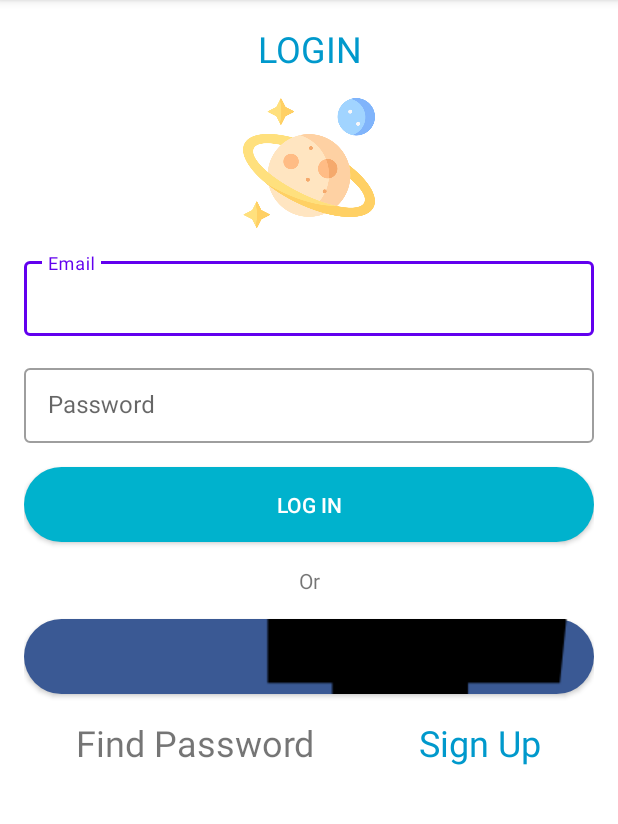
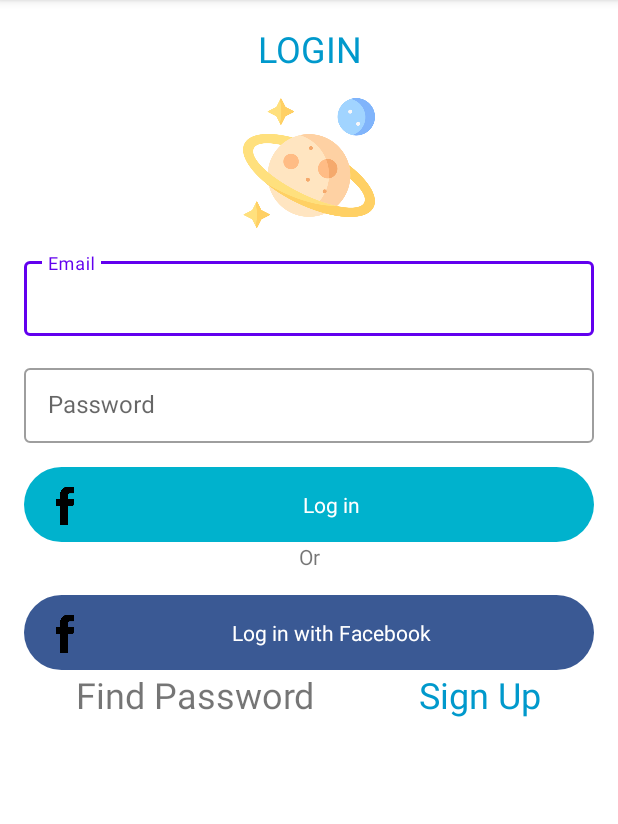
Before and after one commit to from-minju/Algorithm-Study, an Android app: the screen it shows after launch (MainActivity), on a phone screen of 412 x 824 dp, the part 84-908 px from its top. Run offline under Robolectric (Android 15) with nearby library versions, the phone set to English and light mode, and no system bars.

Commit message:
login gui2

```diff
--- /dev/null
+++ b/Android/MyApplication1/app/src/main/res/drawable/left_btn_facebook.xml
@@ -0,0 +1,4 @@
+<?xml version="1.0" encoding="utf-8"?>
+<selector xmlns:android="http://schemas.android.com/apk/res/android">
+
+</selector>
--- a/Android/MyApplication1/app/src/main/res/layout/activity_login.xml
+++ b/Android/MyApplication1/app/src/main/res/layout/activity_login.xml
@@ -1,6 +1,5 @@
 <?xml version="1.0" encoding="utf-8"?>
 <LinearLayout xmlns:android="http://schemas.android.com/apk/res/android"
-    xmlns:app="http://schemas.android.com/apk/res-auto"
     android:orientation="vertical"
     android:layout_width="match_parent"
     android:layout_height="match_parent"
@@ -13,21 +12,20 @@
         android:id="@+id/textView"
         android:layout_width="match_parent"
         android:layout_height="wrap_content"
-        android:layout_gravity="center"
         android:gravity="center"
-        android:text="LOGIN"
         android:textColor="@android:color/holo_blue_dark"
         android:textSize="24sp"
         android:layout_marginBottom="16dp"
+        android:text="LOGIN"
         />
 
     <ImageView
         android:id="@+id/imageView"
         android:layout_width="match_parent"
         android:layout_height="88dp"
-        android:layout_gravity="center"
         android:background="@null"
         android:src="@drawable/planet"
+        android:layout_gravity="center"
         android:layout_marginBottom="16dp"
         />
 
@@ -35,8 +33,7 @@
         style = "@style/Widget.MaterialComponents.TextInputLayout.OutlinedBox"
         android:layout_width="match_parent"
         android:layout_height="wrap_content"
-        android:layout_marginBottom="16dp"
-        >
+        android:layout_marginBottom="16dp">
         <com.google.android.material.textfield.TextInputEditText
             android:layout_width="match_parent"
             android:layout_height="50dp"
@@ -51,8 +48,7 @@
         style = "@style/Widget.MaterialComponents.TextInputLayout.OutlinedBox"
         android:layout_width="match_parent"
         android:layout_height="wrap_content"
-        android:layout_marginBottom="16dp"
-        >
+        android:layout_marginBottom="16dp">
         <com.google.android.material.textfield.TextInputEditText
             android:layout_width="match_parent"
             android:layout_height="50dp"
@@ -61,41 +57,95 @@
         </com.google.android.material.textfield.TextInputEditText>
     </com.google.android.material.textfield.TextInputLayout>
 
-<!--    <EditText-->
-<!--        android:layout_width="match_parent"-->
-<!--        android:hint="Email"-->
-<!--        android:layout_height="50dp"></EditText>-->
-
-<!--    <EditText-->
-<!--        android:layout_width="match_parent"-->
-<!--        android:hint="Password"-->
-<!--        android:layout_height="50dp"></EditText>-->
-
-    <android.widget.Button
+    <LinearLayout
         android:layout_width="match_parent"
         android:layout_height="50dp"
+        android:orientation="horizontal"
+        android:gravity="center"
         android:background="@drawable/bin_blue"
-        android:textColor="#ffffff"
-        android:layout_marginBottom="16dp"
-        android:text="log in">
-    </android.widget.Button>
+        android:paddingLeft="12dp"
+        android:paddingRight="12dp"
+        android:clickable="true"
+        >
+
+        <ImageView
+            android:layout_width="30dp"
+            android:layout_height="30dp"
+            android:background="@null"
+            android:src="@drawable/icon_facebook"
+            android:gravity="center"
+            >
+        </ImageView>
+
+        <TextView
+            android:layout_width="match_parent"
+            android:layout_height="50dp"
+            android:textColor="#ffffff"
+            android:stateListAnimator="@null"
+            android:layout_gravity="center"
+            android:gravity="center"
+            android:text="Log in">
+        </TextView>
+
+    </LinearLayout>
+
+<!--    <android.widget.Button-->
+<!--        android:layout_width="match_parent"-->
+<!--        android:layout_height="50dp"-->
+<!--        android:background="@drawable/bin_blue"-->
+<!--        android:textColor="#ffffff"-->
+<!--        android:layout_marginBottom="16dp"-->
+<!--        android:text="log in">-->
+<!--    </android.widget.Button>-->
 
     <TextView
         android:layout_width="match_parent"
         android:layout_height="wrap_content"
+        android:layout_marginBottom="16dp"
         android:gravity="center"
-        android:layout_marginBottom="16dp"
         android:text="Or">
     </TextView>
 
-    <android.widget.Button
+    <LinearLayout
         android:layout_width="match_parent"
         android:layout_height="50dp"
-        android:layout_marginBottom="16dp"
+        android:orientation="horizontal"
+        android:gravity="center"
         android:background="@drawable/bin_darkblue"
-        android:drawableLeft="@drawable/icon_facebook"
-        android:text="Log in with Facebook"
-        android:textColor="#ffffff"></android.widget.Button>
+        android:paddingLeft="12dp"
+        android:paddingRight="12dp"
+        android:clickable="true"
+        android:weightSum="1">
+
+        <ImageView
+            android:layout_width="30dp"
+            android:layout_height="30dp"
+            android:background="@null"
+            android:src="@drawable/icon_facebook"
+            android:gravity="center"
+            >
+        </ImageView>
+
+        <TextView
+            android:layout_width="0dp"
+            android:layout_height="50dp"
+            android:textColor="#ffffff"
+            android:layout_gravity="center"
+            android:gravity="center"
+            android:layout_weight="1"
+            android:text="Log in with Facebook">
+        </TextView>
+
+    </LinearLayout>
+
+<!--    <android.widget.Button-->
+<!--        android:layout_width="match_parent"-->
+<!--        android:layout_height="50dp"-->
+<!--        android:layout_marginBottom="16dp"-->
+<!--        android:background="@drawable/bin_darkblue"-->
+<!--        android:drawableLeft="@drawable/icon_facebook"-->
+<!--        android:text="Log in with Facebook"-->
+<!--        android:textColor="#ffffff"></android.widget.Button>-->
 
     <LinearLayout
         android:layout_width="match_parent"
```
Also changed, not shown: 1 other file.
